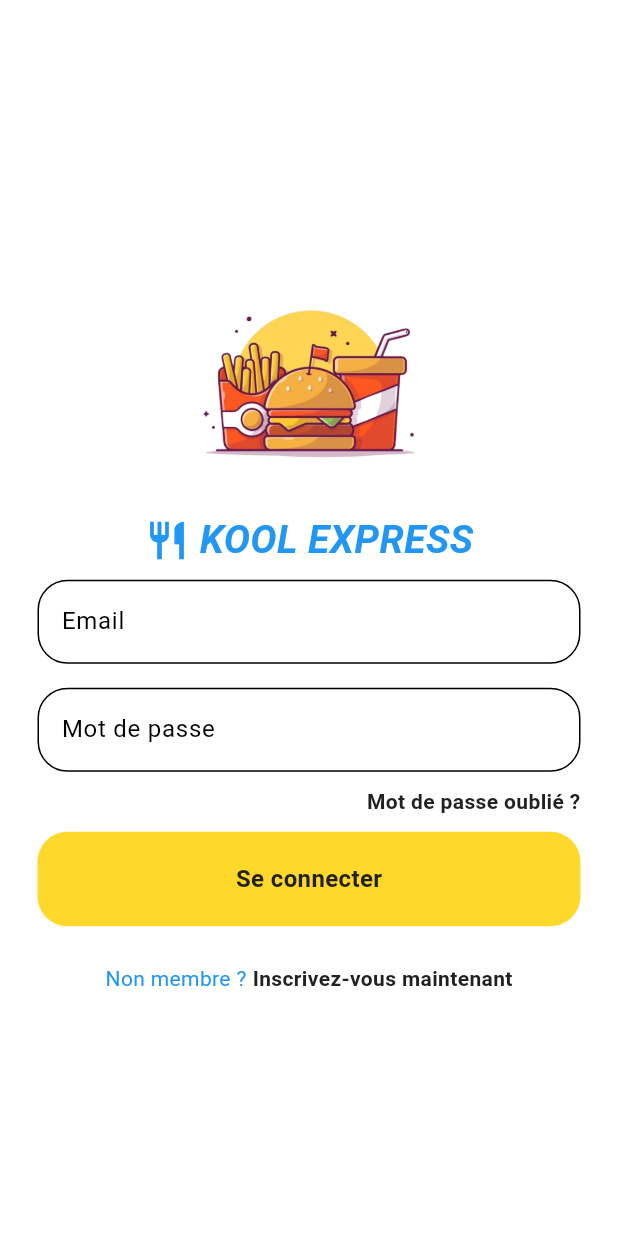
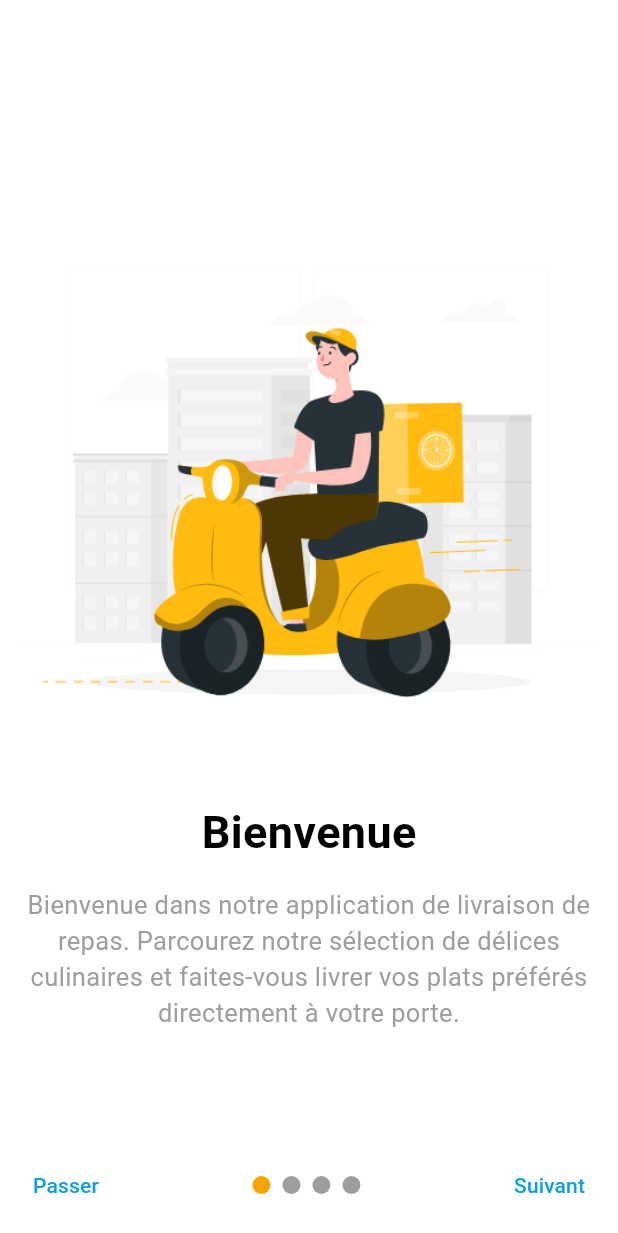
Before and after one commit to Hendegleg/flutter, a Flutter app: the screen it shows after launch, on a phone screen of 412 x 824 dp. Shown: the top 1233 px of the screen. Run offline on Flutter 3.47's test engine with Material 3 defaults, Android fonts, the phone set to English and light mode, and no system bars; drawn by our look-alikes of smooth_page_indicator; our stand-ins replace animated_splash_screen, cloud_firestore, firebase_auth, firebase_core, flutter_credit_card, fluttertoast and 2 more; accounts and stored records are empty.

Commit message:
onboarding

```diff
--- /dev/null
+++ b/lib/Onboboarding/onboarding_info.dart
@@ -0,0 +1,8 @@
+class OnboardingInfo {
+  final String title;
+  final String descriptions;
+  final String image;
+
+  OnboardingInfo(
+      {required this.title, required this.descriptions, required this.image});
+}
--- /dev/null
+++ b/lib/Onboboarding/onboarding_items.dart
@@ -0,0 +1,26 @@
+import 'onboarding_info.dart';
+
+class OnboardingItems {
+  List<OnboardingInfo> items = [
+    OnboardingInfo(
+        title: "Bienvenue",
+        descriptions:
+            "Bienvenue dans notre application de livraison de repas. Parcourez notre sélection de délices culinaires et faites-vous livrer vos plats préférés directement à votre porte.",
+        image: "assets/onboarding1.gif"),
+    OnboardingInfo(
+        title: "Commande Facile",
+        descriptions:
+            "Commandez vos repas en quelques clics. Que vous ayez une envie spécifique ou que vous vouliez explorer de nouvelles saveurs, notre application rend la commande simple et rapide.",
+        image: "assets/onboarding2.gif"),
+    OnboardingInfo(
+        title: "Plats Frais",
+        descriptions:
+            "Savourez des plats préparés avec des ingrédients frais et de qualité. Nous travaillons avec des restaurants réputés pour vous offrir une expérience culinaire authentique.",
+        image: "assets/onboarding3.gif"),
+    OnboardingInfo(
+        title: "Livraison Rapide",
+        descriptions:
+            "Profitez d'une livraison rapide et fiable. Notre équipe s'assure que vos repas arrivent à temps, chauds et prêts à être dégustés.",
+        image: "assets/onboarding4.gif"),
+  ];
+}
--- /dev/null
+++ b/lib/Onboboarding/onboarding_view.dart
@@ -0,0 +1,112 @@
+import 'package:flutter/material.dart';
+import 'package:flutter_application_1/Components/color.dart';
+import 'package:flutter_application_1/Onboboarding/onboarding_items.dart';
+import 'package:flutter_application_1/services/auth/auth_gate.dart';
+import 'package:shared_preferences/shared_preferences.dart';
+import 'package:smooth_page_indicator/smooth_page_indicator.dart';
+
+class OnboardingView extends StatefulWidget {
+  const OnboardingView({super.key});
+
+  @override
+  State<OnboardingView> createState() => _OnboardingViewState();
+}
+
+class _OnboardingViewState extends State<OnboardingView> {
+  final controller = OnboardingItems();
+  final pageController = PageController();
+
+  bool isLastPage = false;
+
+  @override
+  Widget build(BuildContext context) {
+    return Scaffold(
+      bottomSheet: Container(
+        color: Colors.white,
+        padding: const EdgeInsets.symmetric(horizontal: 10, vertical: 10),
+        child: isLastPage
+            ? getStarted()
+            : Row(
+                mainAxisAlignment: MainAxisAlignment.spaceBetween,
+                children: [
+                  //Skip Button
+                  TextButton(
+                      onPressed: () => pageController
+                          .jumpToPage(controller.items.length - 1),
+                      child: const Text("Passer")),
+
+                  //Indicator
+                  SmoothPageIndicator(
+                    controller: pageController,
+                    count: controller.items.length,
+                    onDotClicked: (index) => pageController.animateToPage(index,
+                        duration: const Duration(milliseconds: 600),
+                        curve: Curves.easeIn),
+                    effect: const WormEffect(
+                      dotHeight: 12,
+                      dotWidth: 12,
+                      activeDotColor: primaryColor,
+                    ),
+                  ),
+
+                  TextButton(
+                      onPressed: () => pageController.nextPage(
+                          duration: const Duration(milliseconds: 600),
+                          curve: Curves.easeIn),
+                      child: const Text("Suivant")),
+                ],
+              ),
+      ),
+      body: Container(
+        margin: const EdgeInsets.symmetric(horizontal: 15),
+        child: PageView.builder(
+            onPageChanged: (index) => setState(
+                () => isLastPage = controller.items.length - 1 == index),
+            itemCount: controller.items.length,
+            controller: pageController,
+            itemBuilder: (context, index) {
+              return Column(
+                mainAxisAlignment: MainAxisAlignment.center,
+                children: [
+                  Image.asset(controller.items[index].image),
+                  const SizedBox(height: 15),
+                  Text(
+                    controller.items[index].title,
+                    style: const TextStyle(
+                        fontSize: 30, fontWeight: FontWeight.bold),
+                  ),
+                  const SizedBox(height: 15),
+                  Text(controller.items[index].descriptions,
+                      style: const TextStyle(color: Colors.grey, fontSize: 17),
+                      textAlign: TextAlign.center),
+                ],
+              );
+            }),
+      ),
+    );
+  }
+
+  Widget getStarted() {
+    return Container(
+      decoration: BoxDecoration(
+          borderRadius: BorderRadius.circular(8), color: primaryColor),
+      width: MediaQuery.of(context).size.width * .9,
+      height: 55,
+      child: TextButton(
+          onPressed: () async {
+            final pres = await SharedPreferences.getInstance();
+            pres.setBool("onboarding", true);
+
+            //After we press get started button this onboarding value become true
+            // same key
+            if (!mounted) return;
+            Navigator.pushReplacement(
+                context, MaterialPageRoute(builder: (context) => AuthGate()));
+          },
+          child: const Text(
+            "Commencer",
+            style: TextStyle(color: Color.fromARGB(255, 255, 255, 255)),
+          )),
+    );
+  }
+}
--- /dev/null
+++ b/lib/components/color.dart
@@ -0,0 +1,3 @@
+import 'package:flutter/material.dart';
+
+const primaryColor = Color.fromARGB(255, 245, 163, 0);
--- a/lib/pages/register_page.dart
+++ b/lib/pages/register_page.dart
@@ -27,6 +27,8 @@ class _RegisterPageState extends State<RegisterPage> {
           emailController.text,
           passwordController.text,
         );
+
+
       } catch (e) {
         showDialog(
           context: context,
@@ -112,9 +114,11 @@ class _RegisterPageState extends State<RegisterPage> {
                 padding: const EdgeInsets.symmetric(horizontal: 25),
                 child: TextField(
                   controller: confirmPasswordController,
+                  obscureText: true,
                   decoration: InputDecoration(
                     hintText: 'Confirmer Mot de passe',
                     filled: true,
+
                     fillColor: Theme.of(context).colorScheme.background,
                     border: OutlineInputBorder(
                       borderRadius: BorderRadius.circular(20.0),
--- a/lib/services/auth/auth_gate.dart
+++ b/lib/services/auth/auth_gate.dart
@@ -11,7 +11,6 @@ class AuthGate extends StatelessWidget {
       body: StreamBuilder(
         stream: FirebaseAuth.instance.authStateChanges(),
         builder: (context, snapshot) {
-
           if (snapshot.hasData) {
             return const HomePage();
           } else {
--- a/lib/splashScreen.dart
+++ b/lib/splashScreen.dart
@@ -1,5 +1,6 @@
 import 'package:animated_splash_screen/animated_splash_screen.dart';
 import 'package:flutter/material.dart';
+import 'package:flutter_application_1/Onboboarding/onboarding_view.dart';
 import 'package:flutter_application_1/main.dart';
 import 'package:flutter_application_1/pages/login_page.dart';
 import 'package:lottie/lottie.dart';
@@ -34,7 +35,7 @@ class SplashScreen extends StatelessWidget {
           ],
         ),
       ),
-      nextScreen: AuthGate(),
+      nextScreen: OnboardingView(),
       splashIconSize: 400,
       backgroundColor: const Color.fromARGB(255, 203, 222, 255),
     );
--- a/pubspec.yaml
+++ b/pubspec.yaml
@@ -42,6 +42,8 @@ dependencies:
   firebase_auth: ^4.19.2
   cloud_firestore: ^4.17.0
   animated_splash_screen: ^1.3.0
+  shared_preferences: ^2.2.3
+  smooth_page_indicator: ^1.0.0+2
   lottie: ^3.1.0
   fluttertoast: ^8.2.5
 
@@ -76,6 +78,7 @@ flutter:
     - lib/images/drinks/
     - lib/images/deserts/
     - lib/Lottie/animation.json
+    - assets/
 
   # -images/a_dot_ham.jpeg
 
```
Also changed, not shown: assets/onboarding1.gif (added), assets/onboarding2.gif (added), assets/onboarding3.gif (added), assets/onboarding4.gif (added), lib/Utils.dart/AuthException.dart (line endings or trailing spaces), pubspec.lock, 1 other file.
